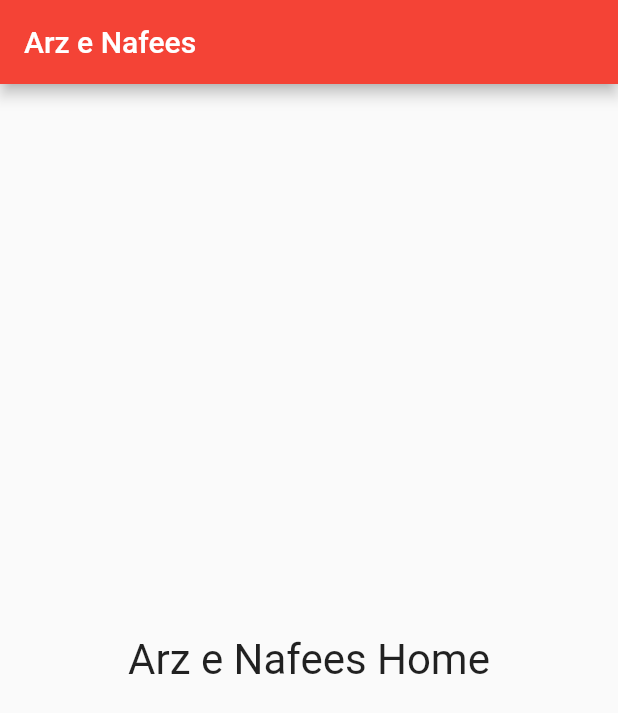
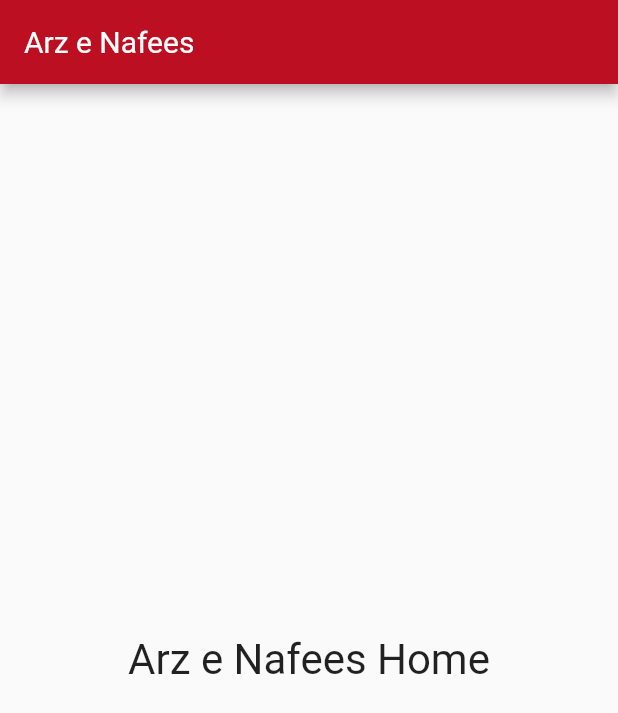
Before and after one commit to AliPunjabi/ArzeNafees, a Flutter app: the screen it shows after launch, on a phone screen of 412 x 824 dp. Shown: the top 713 px of the screen. Run offline on Flutter 3.47's test engine with Material 2 defaults, Android fonts, the light colour scheme and no system bars.

Commit message:
color & fonts added

```diff
--- /dev/null
+++ b/lib/Constants.dart
@@ -0,0 +1,7 @@
+import 'package:flutter/material.dart';
+
+class Constants {
+  static Color colorMain = const Color(0xFFBC1022);
+  static Color colorSecond = const Color(0xFFFFFFFF);
+  static String appFont = 'Roboto';
+}
--- a/lib/Screens/homescreen.dart
+++ b/lib/Screens/homescreen.dart
@@ -1,15 +1,16 @@
+// ignore_for_file: prefer_const_constructors, use_key_in_widget_constructors
+
 import 'package:flutter/material.dart';
 
 class HomeScreen extends StatelessWidget {
   @override
   Widget build(BuildContext context) {
     return Scaffold(
-      appBar: AppBar(title: Text("Arz e Nafees")),
+      appBar: AppBar(
+          title: Text("Arz e Nafees", style: TextStyle(fontFamily: 'Roboto'))),
       body: Center(
-          child: Text(
-        "Arz e Nafees Home",
-        textScaleFactor: 2,
-      )),
+          child: Text("Arz e Nafees Home",
+              textScaleFactor: 2, style: TextStyle(fontFamily: 'Roboto'))),
     );
   }
 }
--- a/lib/main.dart
+++ b/lib/main.dart
@@ -1,4 +1,5 @@
 import 'dart:async';
+import 'package:arzenafees/Constants.dart';
 import 'package:arzenafees/Screens/homescreen.dart';
 import 'package:flutter/material.dart';
 
@@ -12,7 +13,10 @@ class MyApp extends StatelessWidget {
     return MaterialApp(
       title: 'Splash Screen',
       theme: ThemeData(
-        primarySwatch: Colors.red,
+        colorScheme: ColorScheme.fromSwatch().copyWith(
+          primary: Constants.colorMain,
+          secondary: Constants.colorSecond,
+        ),
       ),
       home: MyHomePage(),
       debugShowCheckedModeBanner: false,
--- a/pubspec.yaml
+++ b/pubspec.yaml
@@ -58,6 +58,11 @@ flutter:
   # To add assets to your application, add an assets section, like this:
   assets:
     - assets/images/Splash screen.jpg
+  fonts:
+    - family: Roboto
+      fonts:
+        - asset: fonts/Roboto-Regular.ttf
+        - asset: fonts/Roboto-Bold.ttf
 
   # An image asset can refer to one or more resolution-specific "variants", see
   # https://flutter.dev/assets-and-images/#resolution-aware.
```
Also changed, not shown: fonts/Roboto-Bold.ttf (added), fonts/Roboto-Regular.ttf (added).
